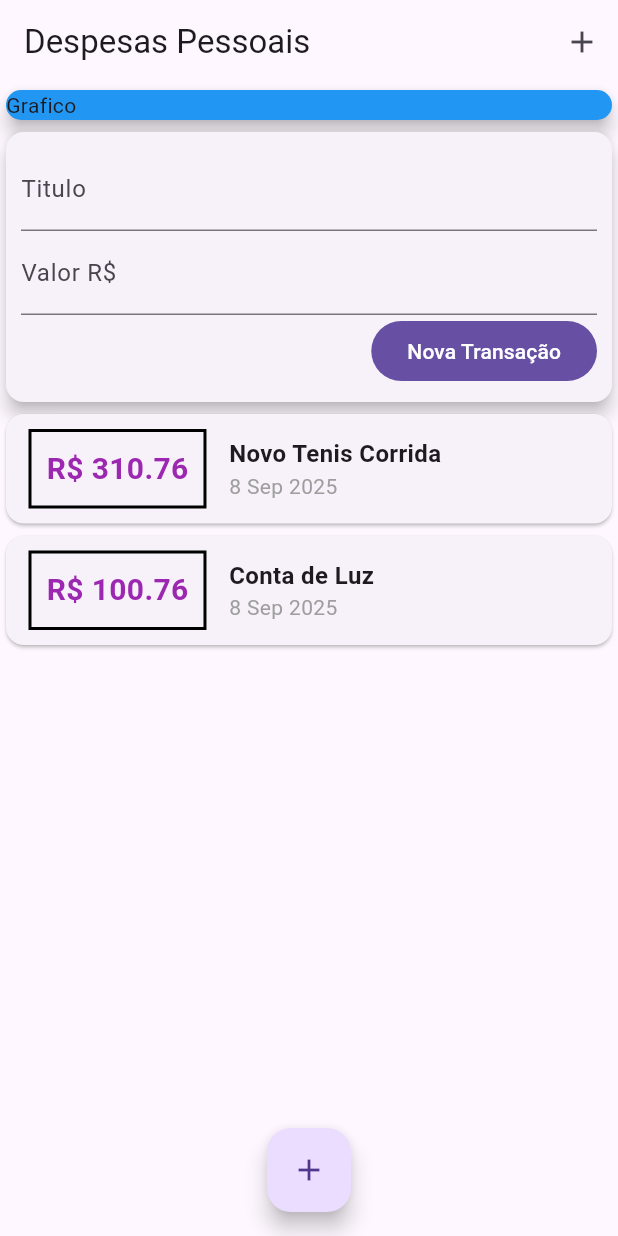
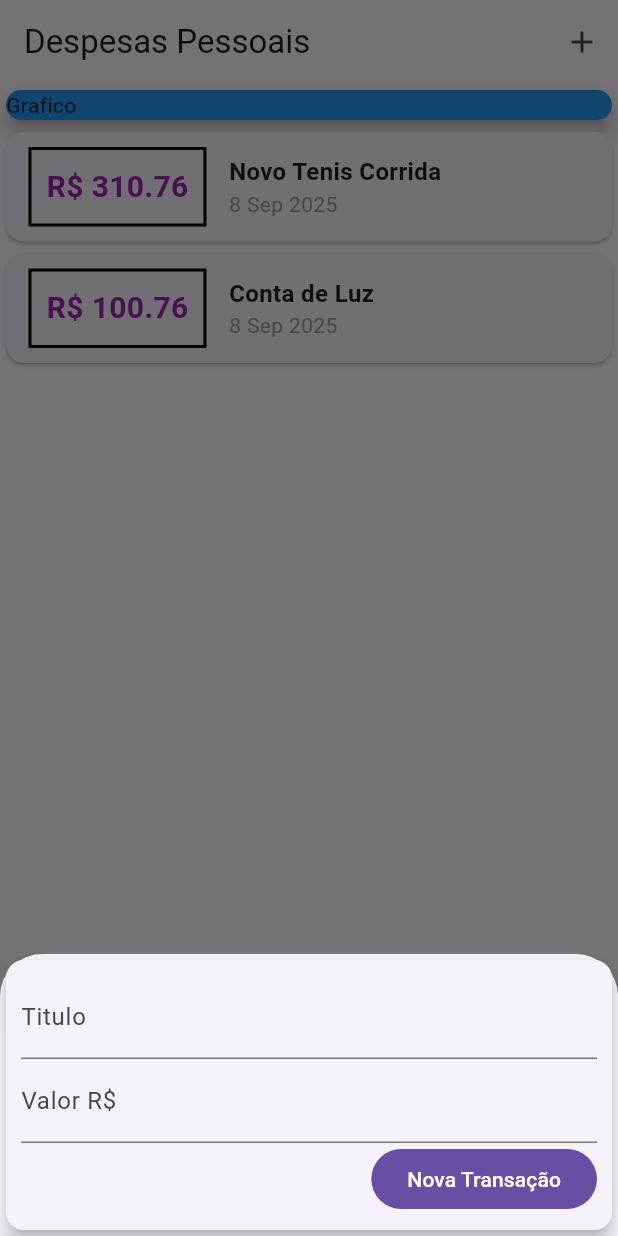
Before and after one commit to hayltonssantos/expensesApp, a Flutter app: the screen it shows after launch, after a tap on the "add" icon, on a phone screen of 412 x 824 dp. Run offline on Flutter 3.47's test engine with Material 3 defaults, Android fonts, the phone set to English and light mode, and no system bars.

Commit message:
109 exibindo modal

```diff
--- a/lib/components/transaction_user.dart
+++ /dev/null
@@ -1,43 +0,0 @@
-import 'dart:math';
-import 'package:flutter/material.dart';
-import 'transaction_form.dart';
-import 'transaction_list.dart';
-import '../models/transaction.dart';
-
-class TransactionUser extends StatefulWidget {
-  const TransactionUser({super.key});
-
-  @override
-  State<TransactionUser> createState() => _TransactionUserState();
-}
-
-class _TransactionUserState extends State<TransactionUser> {
-
-  final _transactions = [
-    Transaction(id: 't1', title: 'Novo Tenis Corrida', value: 310.76, date: DateTime.now()),
-    Transaction(id: 't2', title: 'Conta de Luz', value: 100.76, date: DateTime.now()),
-  ];
-
-  _addTransaction(String title, double value){
-    final newTransaction = Transaction(
-      id: Random().nextDouble().toString(),
-      title: title,
-      value: value,
-      date: DateTime.now()
-      );
-
-      setState(() {
-        _transactions.add(newTransaction);
-      });
-  }
-
-  @override
-  Widget build(BuildContext context) {
-    return Column(
-      children: <Widget>[
-        TransactionForm(_addTransaction),
-        TransactionList(_transactions),
-      ],
-    );
-  }
-}
--- a/lib/main.dart
+++ b/lib/main.dart
@@ -1,6 +1,9 @@
-
+import 'package:expenses/components/transaction_form.dart';
 import 'package:flutter/material.dart';
-import 'components/transaction_user.dart';
+import 'dart:math';
+import './components/transaction_form.dart';
+import './components/transaction_list.dart';
+import '../models/transaction.dart';
 
 void main(List<String> args) {
   runApp(ExpensesApp());
@@ -11,28 +14,59 @@ class ExpensesApp extends StatelessWidget {
 
   @override
   Widget build(BuildContext context) {
-    return MaterialApp(
-      home: MyHomePage(),
-    );
+    return MaterialApp(home: MyHomePage());
   }
 }
 
-class MyHomePage extends StatelessWidget {
+class MyHomePage extends StatefulWidget {
+  @override
+  State<MyHomePage> createState() => _MyHomePageState();
+}
 
+class _MyHomePageState extends State<MyHomePage> {
+  final _transactions = [
+    Transaction(
+      id: 't1',
+      title: 'Novo Tenis Corrida',
+      value: 310.76,
+      date: DateTime.now(),
+    ),
+    Transaction(
+      id: 't2',
+      title: 'Conta de Luz',
+      value: 100.76,
+      date: DateTime.now(),
+    ),
+  ];
 
+  _addTransaction(String title, double value) {
+    final newTransaction = Transaction(
+      id: Random().nextDouble().toString(),
+      title: title,
+      value: value,
+      date: DateTime.now(),
+    );
 
+    setState(() {
+      _transactions.add(newTransaction);
+    });
+  }
+
+  _openTransactionFormModal(BuildContext context) {
+    showModalBottomSheet(
+      context: context,
+      builder: (_) {
+        return TransactionForm((String, double){});
+      },
+    );
+  }
 
   @override
   Widget build(BuildContext context) {
     return Scaffold(
       appBar: AppBar(
         title: Text('Despesas Pessoais'),
-        actions: <Widget>[
-          IconButton(
-            icon: Icon(Icons.add),
-            onPressed: () {},
-          )
-        ]
+        actions: <Widget>[IconButton(icon: Icon(Icons.add), onPressed: () => _openTransactionFormModal(context))],
       ),
       body: SingleChildScrollView(
         child: Column(
@@ -46,13 +80,13 @@ class MyHomePage extends StatelessWidget {
                 elevation: 5,
               ),
             ),
-            TransactionUser()
+            TransactionList(_transactions),
           ],
         ),
       ),
       floatingActionButton: FloatingActionButton(
         child: Icon(Icons.add),
-        onPressed: (){}
+        onPressed: () => _openTransactionFormModal(context),
       ),
       floatingActionButtonLocation: FloatingActionButtonLocation.centerFloat,
     );
```
